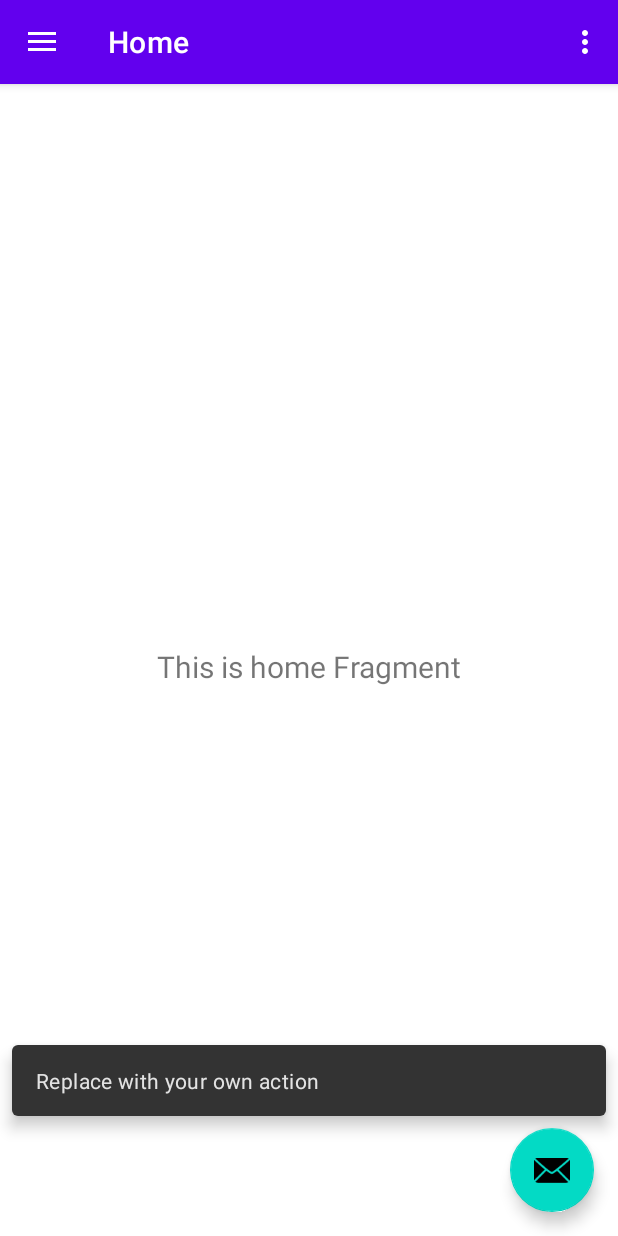
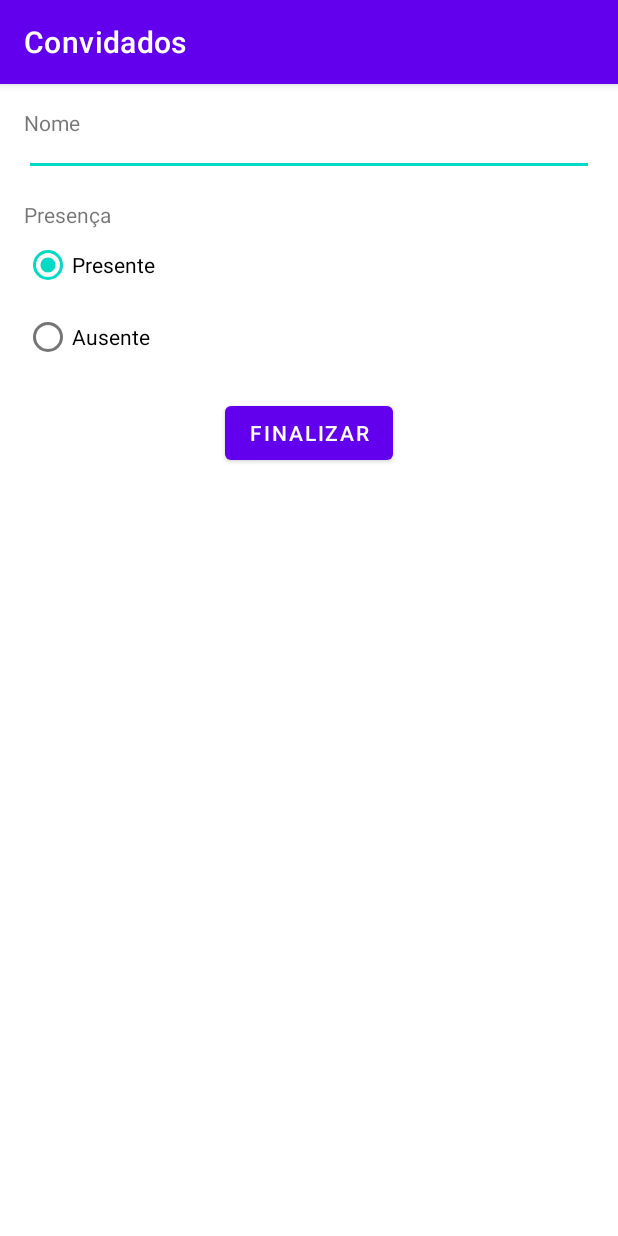
Before and after one commit to Matico2/Convidados, an Android app: the screen it shows after launch (MainActivity before the commit, GuestFormActivity after it), after a tap on an icon or button, on a phone screen of 412 x 824 dp. Run offline under Robolectric (Android 15) with nearby library versions, the phone set to English and light mode, and no system bars; our stand-ins replace navigation-ui.

Commit message:
Primeiras Activitys

```diff
--- a/app/build.gradle.kts
+++ b/app/build.gradle.kts
@@ -48,6 +48,7 @@ dependencies {
     implementation(libs.androidx.lifecycle.viewmodel.ktx)
     implementation(libs.androidx.navigation.fragment.ktx)
     implementation(libs.androidx.navigation.ui.ktx)
+    implementation(libs.androidx.activity)
     testImplementation(libs.junit)
     androidTestImplementation(libs.androidx.junit)
     androidTestImplementation(libs.androidx.espresso.core)
--- a/app/src/main/AndroidManifest.xml
+++ b/app/src/main/AndroidManifest.xml
@@ -13,6 +13,9 @@
         android:theme="@style/Theme.Convidados"
         tools:targetApi="31">
         <activity
+            android:name=".GuestFormActivity"
+            android:exported="false" />
+        <activity
             android:name=".MainActivity"
             android:exported="true"
             android:label="@string/app_name"
--- /dev/null
+++ b/app/src/main/java/com/example/convidados/GuestFormActivity.kt
@@ -0,0 +1,31 @@
+package com.example.convidados
+
+import android.os.Bundle
+import android.view.View
+import androidx.activity.enableEdgeToEdge
+import androidx.appcompat.app.AppCompatActivity
+import androidx.core.view.ViewCompat
+import androidx.core.view.WindowInsetsCompat
+import androidx.lifecycle.ViewModelProvider
+import com.example.convidados.databinding.ActivityGuestFormBinding
+
+class GuestFormActivity : AppCompatActivity(), View.OnClickListener {
+
+    private lateinit var binndig: ActivityGuestFormBinding
+    private lateinit var viewModel: GuestFormViewmodel
+    override fun onCreate(savedInstanceState: Bundle?) {
+        super.onCreate(savedInstanceState)
+        binndig =  ActivityGuestFormBinding.inflate(layoutInflater)
+        setContentView(binndig.root)
+        viewModel = ViewModelProvider(this).get(GuestFormViewmodel::class.java)
+        binndig.buttonConfirmation.setOnClickListener(this)
+        binndig.radioPresent.isChecked = true
+
+    }
+
+    override fun onClick(v: View) {
+        if (v.id == R.id.button_confirmation){
+
+        }
+    }
+}
--- /dev/null
+++ b/app/src/main/java/com/example/convidados/GuestFormViewmodel.kt
@@ -0,0 +1,6 @@
+package com.example.convidados
+
+import androidx.lifecycle.ViewModel
+
+class GuestFormViewmodel: ViewModel() {
+}
--- a/app/src/main/java/com/example/convidados/MainActivity.kt
+++ b/app/src/main/java/com/example/convidados/MainActivity.kt
@@ -1,5 +1,6 @@
 package com.example.convidados
 
+import android.content.Intent
 import android.os.Bundle
 import android.view.Menu
 import com.google.android.material.snackbar.Snackbar
@@ -27,32 +28,26 @@ class MainActivity : AppCompatActivity() {
         setSupportActionBar(binding.appBarMain.toolbar)
 
         binding.appBarMain.fab.setOnClickListener { view ->
-            Snackbar.make(view, "Replace with your own action", Snackbar.LENGTH_LONG)
-                .setAction("Action", null)
-                .setAnchorView(R.id.fab).show()
+            startActivity(Intent(applicationContext, GuestFormActivity::class.java))
         }
-        val drawerLayout: DrawerLayout = binding.drawerLayout
-        val navView: NavigationView = binding.navView
-        val navController = findNavController(R.id.nav_host_fragment_content_main)
-        // Passing each menu ID as a set of Ids because each
-        // menu should be considered as top level destinations.
-        appBarConfiguration = AppBarConfiguration(
-            setOf(
-                R.id.nav_home, R.id.nav_gallery, R.id.nav_slideshow
-            ), drawerLayout
-        )
-        setupActionBarWithNavController(navController, appBarConfiguration)
-        navView.setupWithNavController(navController)
-    }
-
-    override fun onCreateOptionsMenu(menu: Menu): Boolean {
-        // Inflate the menu; this adds items to the action bar if it is present.
-        menuInflater.inflate(R.menu.main, menu)
-        return true
+        setUpnavigation()
     }
 
     override fun onSupportNavigateUp(): Boolean {
         val navController = findNavController(R.id.nav_host_fragment_content_main)
         return navController.navigateUp(appBarConfiguration) || super.onSupportNavigateUp()
     }
+
+    private fun setUpnavigation() {
+        val drawerLayout: DrawerLayout = binding.drawerLayout
+        val navView: NavigationView = binding.navView
+        val navController = findNavController(R.id.nav_host_fragment_content_main)
+        appBarConfiguration = AppBarConfiguration(
+            setOf(
+                R.id.nav_all_guest, R.id.nav_present, R.id.nav_absent
+            ), drawerLayout
+        )
+        setupActionBarWithNavController(navController, appBarConfiguration)
+        navView.setupWithNavController(navController)
+    }
 }
--- a/app/src/main/java/com/example/convidados/ui/home/HomeViewModel.kt
+++ b/app/src/main/java/com/example/convidados/ui/AbsentViewModel.kt
@@ -1,13 +1,13 @@
-package com.example.convidados.ui.home
+package com.example.convidados.ui
 
 import androidx.lifecycle.LiveData
 import androidx.lifecycle.MutableLiveData
 import androidx.lifecycle.ViewModel
 
-class HomeViewModel : ViewModel() {
+class  AbsentViewModel : ViewModel() {
 
     private val _text = MutableLiveData<String>().apply {
-        value = "This is home Fragment"
+        value = "This is slideshow Fragment"
     }
     val text: LiveData<String> = _text
 }
--- a/app/src/main/java/com/example/convidados/ui/slideshow/SlideshowFragment.kt
+++ b/app/src/main/java/com/example/convidados/ui/AllGuestsFragment.kt
@@ -1,4 +1,4 @@
-package com.example.convidados.ui.slideshow
+package com.example.convidados.ui
 
 import android.os.Bundle
 import android.view.LayoutInflater
@@ -7,11 +7,12 @@ import android.view.ViewGroup
 import android.widget.TextView
 import androidx.fragment.app.Fragment
 import androidx.lifecycle.ViewModelProvider
-import com.example.convidados.databinding.FragmentSlideshowBinding
+import com.example.convidados.databinding.FragmentAllGuestsBinding
 
-class SlideshowFragment : Fragment() {
 
-    private var _binding: FragmentSlideshowBinding? = null
+class AllGuestsFragment : Fragment() {
+
+    private var _binding: FragmentAllGuestsBinding? = null
 
     // This property is only valid between onCreateView and
     // onDestroyView.
@@ -22,14 +23,14 @@ class SlideshowFragment : Fragment() {
         container: ViewGroup?,
         savedInstanceState: Bundle?
     ): View {
-        val slideshowViewModel =
-            ViewModelProvider(this).get(SlideshowViewModel::class.java)
+        val ViewModel =
+            ViewModelProvider(this).get(AllGuestsViewModel::class.java)
 
-        _binding = FragmentSlideshowBinding.inflate(inflater, container, false)
+        _binding = FragmentAllGuestsBinding.inflate(inflater, container, false)
         val root: View = binding.root
 
-        val textView: TextView = binding.textSlideshow
-        slideshowViewModel.text.observe(viewLifecycleOwner) {
+        val textView: TextView = binding.textHome
+        ViewModel.text.observe(viewLifecycleOwner) {
             textView.text = it
         }
         return root
--- a/app/src/main/java/com/example/convidados/ui/gallery/GalleryViewModel.kt
+++ b/app/src/main/java/com/example/convidados/ui/AllGuestsViewModel.kt
@@ -1,13 +1,13 @@
-package com.example.convidados.ui.gallery
+package com.example.convidados.ui
 
 import androidx.lifecycle.LiveData
 import androidx.lifecycle.MutableLiveData
 import androidx.lifecycle.ViewModel
 
-class GalleryViewModel : ViewModel() {
+class AllGuestsViewModel : ViewModel() {
 
     private val _text = MutableLiveData<String>().apply {
-        value = "This is gallery Fragment"
+        value = "This is home Fragment"
     }
     val text: LiveData<String> = _text
 }
--- a/app/src/main/java/com/example/convidados/ui/home/HomeFragment.kt
+++ b/app/src/main/java/com/example/convidados/ui/PresentFragment.kt
@@ -1,4 +1,4 @@
-package com.example.convidados.ui.home
+package com.example.convidados.ui
 
 import android.os.Bundle
 import android.view.LayoutInflater
@@ -7,11 +7,11 @@ import android.view.ViewGroup
 import android.widget.TextView
 import androidx.fragment.app.Fragment
 import androidx.lifecycle.ViewModelProvider
-import com.example.convidados.databinding.FragmentHomeBinding
+import com.example.convidados.databinding.FragmentPresentBinding
 
-class HomeFragment : Fragment() {
+class PresentFragment : Fragment() {
 
-    private var _binding: FragmentHomeBinding? = null
+    private var _binding: FragmentPresentBinding? = null
 
     // This property is only valid between onCreateView and
     // onDestroyView.
@@ -22,14 +22,14 @@ class HomeFragment : Fragment() {
         container: ViewGroup?,
         savedInstanceState: Bundle?
     ): View {
-        val homeViewModel =
-            ViewModelProvider(this).get(HomeViewModel::class.java)
+        val ViewModel =
+            ViewModelProvider(this).get(PresentViewModel::class.java)
 
-        _binding = FragmentHomeBinding.inflate(inflater, container, false)
+        _binding = FragmentPresentBinding.inflate(inflater, container, false)
         val root: View = binding.root
 
-        val textView: TextView = binding.textHome
-        homeViewModel.text.observe(viewLifecycleOwner) {
+        val textView: TextView = binding.textGallery
+        ViewModel.text.observe(viewLifecycleOwner) {
             textView.text = it
         }
         return root
--- a/app/src/main/java/com/example/convidados/ui/slideshow/SlideshowViewModel.kt
+++ b/app/src/main/java/com/example/convidados/ui/PresentViewModel.kt
@@ -1,13 +1,13 @@
-package com.example.convidados.ui.slideshow
+package com.example.convidados.ui
 
 import androidx.lifecycle.LiveData
 import androidx.lifecycle.MutableLiveData
 import androidx.lifecycle.ViewModel
 
-class SlideshowViewModel : ViewModel() {
+class PresentViewModel : ViewModel() {
 
     private val _text = MutableLiveData<String>().apply {
-        value = "This is slideshow Fragment"
+        value = "This is gallery Fragment"
     }
     val text: LiveData<String> = _text
 }
--- /dev/null
+++ b/app/src/main/res/layout/activity_guest_form.xml
@@ -0,0 +1,71 @@
+<?xml version="1.0" encoding="utf-8"?>
+<androidx.constraintlayout.widget.ConstraintLayout xmlns:android="http://schemas.android.com/apk/res/android"
+    xmlns:app="http://schemas.android.com/apk/res-auto"
+    xmlns:tools="http://schemas.android.com/tools"
+    android:id="@+id/main"
+    android:layout_width="match_parent"
+    android:layout_height="match_parent"
+   android:padding="16dp"
+    tools:context=".GuestFormActivity">
+
+    <TextView
+        android:id="@+id/text_name"
+        android:layout_width="0dp"
+        android:layout_height="wrap_content"
+        android:text="Nome"
+        app:layout_constraintEnd_toEndOf="parent"
+        app:layout_constraintStart_toStartOf="parent"
+        app:layout_constraintTop_toTopOf="parent" />
+
+    <EditText
+        android:id="@+id/edit_name"
+        android:layout_width="0dp"
+        android:layout_height="wrap_content"
+        app:layout_constraintEnd_toEndOf="parent"
+        app:layout_constraintStart_toStartOf="parent"
+        app:layout_constraintTop_toTopOf="parent" />
+
+    <TextView
+        android:id="@+id/text_present"
+        android:layout_width="0dp"
+        android:layout_height="wrap_content"
+        android:layout_marginTop="16dp"
+        android:text="Presença"
+        app:layout_constraintEnd_toEndOf="parent"
+        app:layout_constraintStart_toStartOf="parent"
+        app:layout_constraintTop_toBottomOf="@id/edit_name" />
+
+    <RadioGroup
+        android:id="@+id/group_radio_choice"
+        android:layout_width="wrap_content"
+        android:layout_height="wrap_content"
+        app:layout_constraintStart_toStartOf="parent"
+        app:layout_constraintTop_toBottomOf="@id/text_present">
+
+        <RadioButton
+            android:id="@+id/radio_present"
+            android:layout_width="wrap_content"
+            android:layout_height="wrap_content"
+            android:text="Presente"
+            app:layout_constraintStart_toStartOf="@id/text_present"
+            app:layout_constraintTop_toBottomOf="@+id/text_present" />
+
+        <RadioButton
+            android:id="@+id/radio_absent"
+            android:layout_width="wrap_content"
+            android:layout_height="wrap_content"
+            android:text="Ausente"
+            app:layout_constraintStart_toStartOf="@id/text_present"
+            app:layout_constraintTop_toBottomOf="@+id/radio_present" />
+    </RadioGroup>
+
+    <Button
+        android:id="@+id/button_confirmation"
+        android:layout_width="wrap_content"
+        android:layout_height="wrap_content"
+        android:layout_marginTop="16dp"
+        android:text="Finalizar"
+        app:layout_constraintEnd_toEndOf="parent"
+        app:layout_constraintStart_toStartOf="parent"
+        app:layout_constraintTop_toBottomOf="@id/group_radio_choice" />
+</androidx.constraintlayout.widget.ConstraintLayout>
--- a/app/src/main/res/layout/fragment_slideshow.xml
+++ b/app/src/main/res/layout/fragment_absent.xml
@@ -4,7 +4,7 @@
     xmlns:tools="http://schemas.android.com/tools"
     android:layout_width="match_parent"
     android:layout_height="match_parent"
-    tools:context=".ui.slideshow.SlideshowFragment">
+    tools:context=".ui.AbsentFragment">
 
     <TextView
         android:id="@+id/text_slideshow"
--- a/app/src/main/res/layout/fragment_home.xml
+++ b/app/src/main/res/layout/fragment_all_guests.xml
@@ -4,7 +4,7 @@
     xmlns:tools="http://schemas.android.com/tools"
     android:layout_width="match_parent"
     android:layout_height="match_parent"
-    tools:context=".ui.home.HomeFragment">
+    tools:context=".ui.AllGuestsFragment">
 
     <TextView
         android:id="@+id/text_home"
--- a/app/src/main/res/layout/fragment_gallery.xml
+++ b/app/src/main/res/layout/fragment_present.xml
@@ -4,7 +4,7 @@
     xmlns:tools="http://schemas.android.com/tools"
     android:layout_width="match_parent"
     android:layout_height="match_parent"
-    tools:context=".ui.gallery.GalleryFragment">
+    tools:context=".ui.PresentFragment">
 
     <TextView
         android:id="@+id/text_gallery"
--- a/app/src/main/res/menu/activity_main_drawer.xml
+++ b/app/src/main/res/menu/activity_main_drawer.xml
@@ -5,16 +5,16 @@
 
     <group android:checkableBehavior="single">
         <item
-            android:id="@+id/nav_home"
+            android:id="@+id/nav_all_guest"
             android:icon="@drawable/ic_menu_camera"
-            android:title="@string/menu_home" />
+            android:title="@string/menu_all_guets" />
         <item
-            android:id="@+id/nav_gallery"
+            android:id="@+id/nav_present"
             android:icon="@drawable/ic_menu_gallery"
-            android:title="@string/menu_gallery" />
+            android:title="@string/menu_present" />
         <item
-            android:id="@+id/nav_slideshow"
+            android:id="@+id/nav_absent"
             android:icon="@drawable/ic_menu_slideshow"
-            android:title="@string/menu_slideshow" />
+            android:title="@string/menu_absent" />
     </group>
 </menu>
--- a/app/src/main/res/menu/main.xml
+++ /dev/null
@@ -1,9 +0,0 @@
-<?xml version="1.0" encoding="utf-8"?>
-<menu xmlns:android="http://schemas.android.com/apk/res/android"
-    xmlns:app="http://schemas.android.com/apk/res-auto">
-    <item
-        android:id="@+id/action_settings"
-        android:orderInCategory="100"
-        android:title="@string/action_settings"
-        app:showAsAction="never" />
-</menu>
--- a/app/src/main/res/navigation/mobile_navigation.xml
+++ b/app/src/main/res/navigation/mobile_navigation.xml
@@ -3,23 +3,23 @@
     xmlns:app="http://schemas.android.com/apk/res-auto"
     xmlns:tools="http://schemas.android.com/tools"
     android:id="@+id/mobile_navigation"
-    app:startDestination="@+id/nav_home">
+    app:startDestination="@+id/nav_all_guest">
 
     <fragment
-        android:id="@+id/nav_home"
-        android:name="com.example.convidados.ui.home.HomeFragment"
-        android:label="@string/menu_home"
-        tools:layout="@layout/fragment_home" />
+        android:id="@+id/nav_all_guest"
+        android:name="com.example.convidados.ui.AllGuestsFragment"
+        android:label="@string/menu_all_guets"
+        tools:layout="@layout/fragment_all_guests" />
 
     <fragment
-        android:id="@+id/nav_gallery"
-        android:name="com.example.convidados.ui.gallery.GalleryFragment"
-        android:label="@string/menu_gallery"
-        tools:layout="@layout/fragment_gallery" />
+        android:id="@+id/nav_present"
+        android:name="com.example.convidados.ui.PresentFragment"
+        android:label="@string/menu_present"
+        tools:layout="@layout/fragment_present" />
 
     <fragment
-        android:id="@+id/nav_slideshow"
-        android:name="com.example.convidados.ui.slideshow.SlideshowFragment"
-        android:label="@string/menu_slideshow"
-        tools:layout="@layout/fragment_slideshow" />
+        android:id="@+id/nav_absent"
+        android:name="com.example.convidados.ui.AbsentFragment"
+        android:label="@string/menu_absent"
+        tools:layout="@layout/fragment_absent" />
 </navigation>
--- a/app/src/main/res/values/strings.xml
+++ b/app/src/main/res/values/strings.xml
@@ -7,7 +7,7 @@
     <string name="nav_header_desc">Navigation header</string>
     <string name="action_settings">Settings</string>
 
-    <string name="menu_home">Home</string>
-    <string name="menu_gallery">Gallery</string>
-    <string name="menu_slideshow">Slideshow</string>
+    <string name="menu_all_guets">Todos os convidados</string>
+    <string name="menu_present">Convidados presentes</string>
+    <string name="menu_absent">Convidados ausentes</string>
 </resources>
--- a/gradle/libs.versions.toml
+++ b/gradle/libs.versions.toml
@@ -12,6 +12,7 @@ lifecycleLivedataKtx = "2.8.5"
 lifecycleViewmodelKtx = "2.8.5"
 navigationFragmentKtx = "2.7.7"
 navigationUiKtx = "2.7.7"
+activity = "1.9.2"
 
 [libraries]
 androidx-core-ktx = { group = "androidx.core", name = "core-ktx", version.ref = "coreKtx" }
@@ -25,6 +26,7 @@ androidx-lifecycle-livedata-ktx = { group = "androidx.lifecycle", name = "lifecy
 androidx-lifecycle-viewmodel-ktx = { group = "androidx.lifecycle", name = "lifecycle-viewmodel-ktx", version.ref = "lifecycleViewmodelKtx" }
 androidx-navigation-fragment-ktx = { group = "androidx.navigation", name = "navigation-fragment-ktx", version.ref = "navigationFragmentKtx" }
 androidx-navigation-ui-ktx = { group = "androidx.navigation", name = "navigation-ui-ktx", version.ref = "navigationUiKtx" }
+androidx-activity = { group = "androidx.activity", name = "activity", version.ref = "activity" }
 
 [plugins]
 android-application = { id = "com.android.application", version.ref = "agp" }
```
Also changed, not shown: app/src/main/java/com/example/convidados/ui/AbsentFragment.kt (renamed from app/src/main/java/com/example/convidados/ui/gallery/GalleryFragment.kt, +10 -9 lines).
